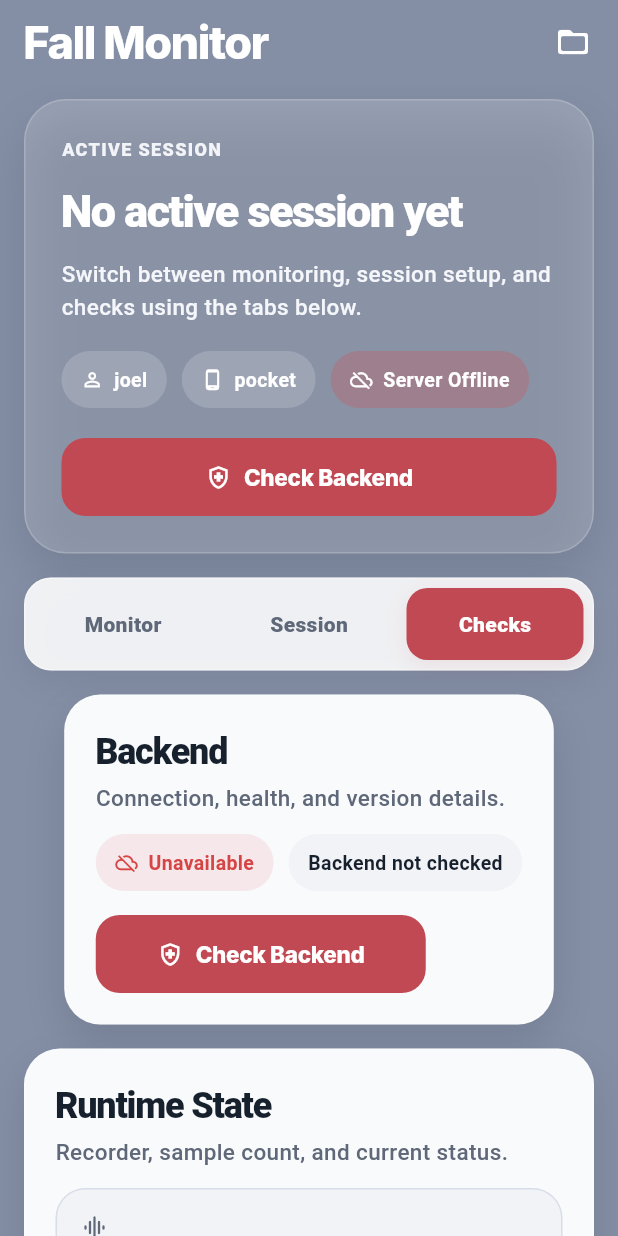
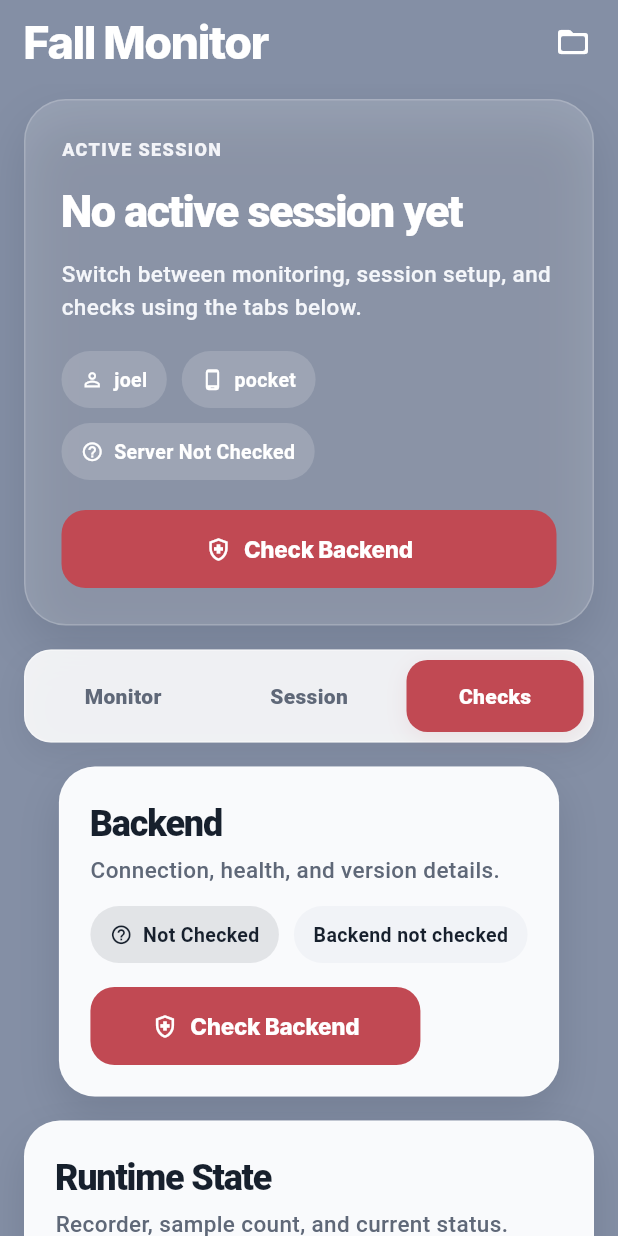
Before and after one commit to joelshore4747/edge-har-fall-detection, a Flutter app: the screen it shows after launch, after a tap on "Monitor", after a tap on "Session", after a tap on "Checks", on a phone screen of 412 x 824 dp. Run offline on Flutter 3.47's test engine with Material 3 defaults, Android fonts, the phone set to English and light mode, and no system bars; our stand-ins replace sensors_plus; network calls fail.

Commit message:
fix: finalise offline-first runtime home page flow

```diff
--- a/apps/mobile/app_mobile/lib/pages/runtime_home_page.dart
+++ b/apps/mobile/app_mobile/lib/pages/runtime_home_page.dart
@@ -1,3 +1,4 @@
+import 'dart:async';
 import 'dart:convert';
 
 import 'package:flutter/foundation.dart'
@@ -84,7 +85,7 @@ class _RuntimeHomePageState extends State<RuntimeHomePage> {
     @override
     void dispose() {
       _api.dispose();
-    _recorder.dispose();
+      unawaited(_recorder.dispose());
       _subjectController.dispose();
       super.dispose();
     }
@@ -802,12 +803,18 @@ class _RuntimeHomePageState extends State<RuntimeHomePage> {
                       background: Colors.white.withValues(alpha: 0.16),
                     ),
                     _chip(
-                      label: _serverHealthy ? 'Server Ready' : 'Server Offline',
+                      label: _health == null
+                          ? 'Server Not Checked'
+                          : (_serverHealthy ? 'Server Ready' : 'Server Offline'),
                       textColor: Colors.white,
-                      icon: _serverHealthy ? Icons.cloud_done : Icons.cloud_off,
-                      background: _serverHealthy
+                      icon: _health == null
+                          ? Icons.help_outline
+                          : (_serverHealthy ? Icons.cloud_done : Icons.cloud_off),
+                      background: _health == null
+                          ? Colors.white.withValues(alpha: 0.16)
+                          : (_serverHealthy
                               ? _success.withValues(alpha: 0.32)
-                          : _danger.withValues(alpha: 0.26),
+                              : _danger.withValues(alpha: 0.26)),
                     ),
                   ],
                 ),
@@ -1573,9 +1580,15 @@ class _RuntimeHomePageState extends State<RuntimeHomePage> {
                 runSpacing: 10,
                 children: [
                   _chip(
-                    label: _serverHealthy ? 'Healthy' : 'Unavailable',
-                    textColor: _serverHealthy ? _success : _danger,
-                    icon: _serverHealthy ? Icons.cloud_done : Icons.cloud_off,
+                      label: _health == null
+                          ? 'Not Checked'
+                          : (_serverHealthy ? 'Healthy' : 'Unavailable'),
+                      textColor: _health == null
+                          ? _textPrimary
+                          : (_serverHealthy ? _success : _danger),
+                      icon: _health == null
+                          ? Icons.help_outline
+                          : (_serverHealthy ? Icons.cloud_done : Icons.cloud_off),
                   ),
                   _chip(
                     label: _healthText(),
```
Lines whose indentation alone changed are shown as unchanged.
